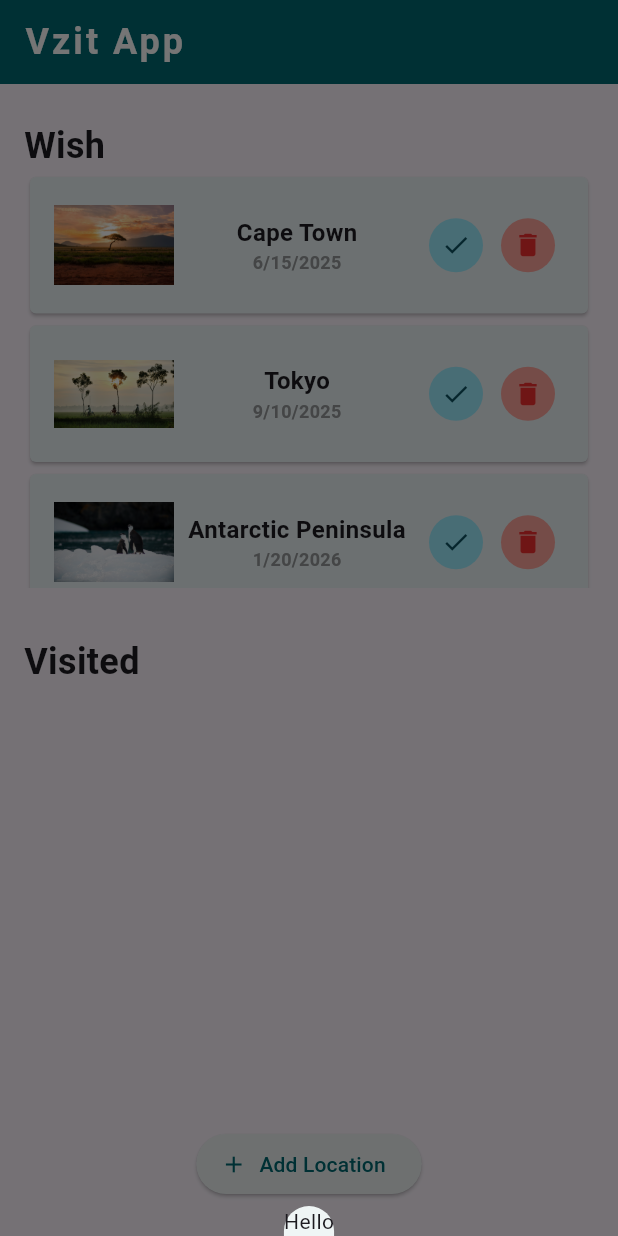
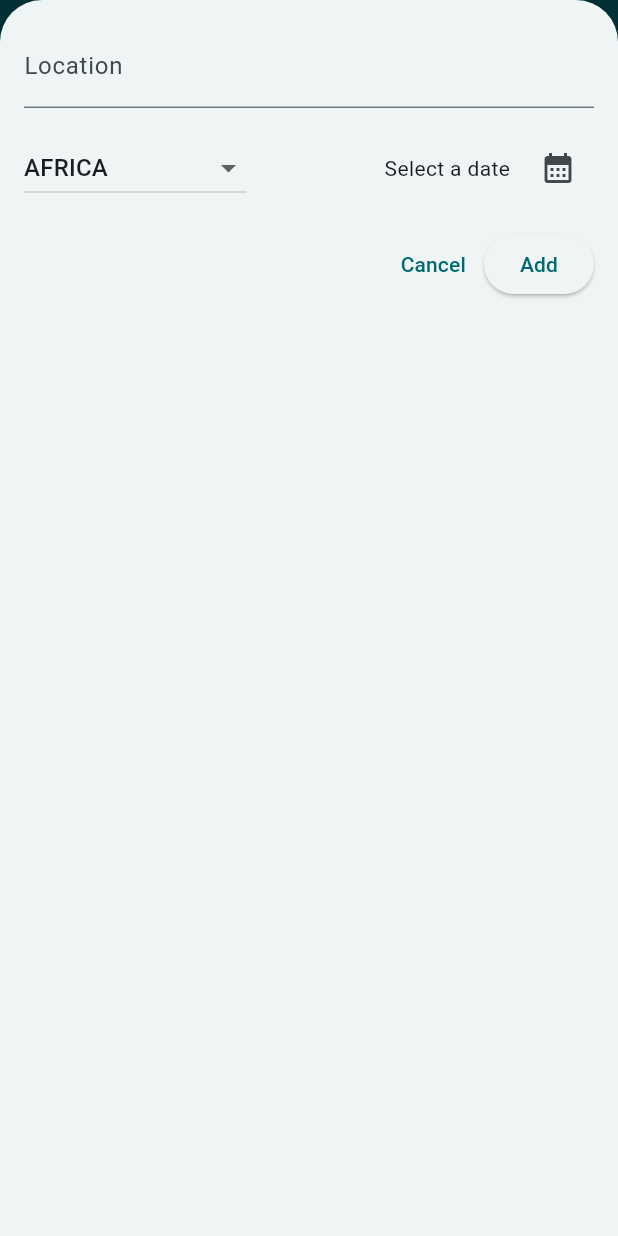
Before and after one commit to faruqonaayo/vzit_app, a Flutter app: the screen it shows after launch, after a tap on "Add Location", on a phone screen of 412 x 824 dp. Run offline on Flutter 3.47's test engine with Material 3 defaults, Android fonts, the phone set to English and light mode, and no system bars.

Commit message:
Add NewLocation widget for adding new locations with date and continent selection

```diff
--- a/lib/vzit_app.dart
+++ b/lib/vzit_app.dart
@@ -1,5 +1,6 @@
 import 'package:flutter/material.dart';
 import 'package:vzit_app/models/location.dart';
+import 'package:vzit_app/widgets/new_location.dart';
 import 'package:vzit_app/widgets/visited.dart';
 import 'package:vzit_app/widgets/wish.dart';
 
@@ -12,43 +13,7 @@ class VzitApp extends StatefulWidget {
 }
 
 class _VzitAppState extends State<VzitApp> {
-  final List<Location> sampleLocations = [
-    Location(
-      name: "Cape Town",
-      dateToVisit: DateTime(2025, 6, 15),
-      continent: Continent.africa,
-    ),
-    Location(
-      name: "Tokyo",
-      dateToVisit: DateTime(2025, 9, 10),
-      continent: Continent.asia,
-    ),
-    Location(
-      name: "Antarctic Peninsula",
-      dateToVisit: DateTime(2026, 1, 20),
-      continent: Continent.antarctica,
-    ),
-    Location(
-      name: "Sydney",
-      dateToVisit: DateTime(2025, 12, 5),
-      continent: Continent.australia,
-    ),
-    Location(
-      name: "Paris",
-      dateToVisit: DateTime(2025, 7, 22),
-      continent: Continent.europe,
-    ),
-    Location(
-      name: "Vancouver",
-      dateToVisit: DateTime(2025, 8, 14),
-      continent: Continent.northAmerica,
-    ),
-    Location(
-      name: "Rio de Janeiro",
-      dateToVisit: DateTime(2025, 11, 3),
-      continent: Continent.southAmerica,
-    ),
-  ];
+  final List<Location> sampleLocations = [];
 
   void handleVisited(Location location) {
     setState(() {
@@ -69,7 +34,6 @@ class _VzitAppState extends State<VzitApp> {
     setState(() {
       sampleLocations.remove(location);
     });
-
     ScaffoldMessenger.of(context).clearSnackBars();
     ScaffoldMessenger.of(context).showSnackBar(
       SnackBar(
@@ -86,11 +50,19 @@ class _VzitAppState extends State<VzitApp> {
     );
   }
 
+  void addNewLocation(Location location) {
+    setState(() {
+      sampleLocations.add(location);
+    });
+  }
+
   void _handleShowModalBottomSheet() {
     showModalBottomSheet(
+      useSafeArea: true,
+      isScrollControlled: true,
       context: context,
       builder: (ctx) {
-        return Text("Hello");
+        return NewLocation(onAddNewLocation: addNewLocation);
       },
     );
   }
--- /dev/null
+++ b/lib/widgets/new_location.dart
@@ -0,0 +1,138 @@
+import 'package:flutter/material.dart';
+import 'package:vzit_app/models/location.dart';
+import 'package:vzit_app/widgets/location_card.dart';
+
+class NewLocation extends StatefulWidget {
+  const NewLocation({super.key, required this.onAddNewLocation});
+
+  final void Function(Location location) onAddNewLocation;
+  @override
+  State<NewLocation> createState() {
+    return _NewLocationState();
+  }
+}
+
+class _NewLocationState extends State<NewLocation> {
+  final TextEditingController _locationNameController = TextEditingController();
+  Continent _selectedContinent = Continent.africa;
+  DateTime? _selectedDate;
+
+  void _handleDatePick() async {
+    DateTime today = DateTime.now();
+
+    var dateResponse = await showDatePicker(
+      context: context,
+      firstDate: today,
+      lastDate: DateTime(2100),
+    );
+
+    setState(() {
+      _selectedDate = dateResponse!;
+    });
+  }
+
+  void submitForm() {
+    final locationName = _locationNameController.text.trim();
+
+    if (locationName.isEmpty || _selectedDate == null) {
+      showDialog(
+        context: context,
+        builder: (ctx) {
+          return AlertDialog(
+            content: Text("Please provide a location name and select a date."),
+            actions: [
+              TextButton(
+                onPressed: () {
+                  Navigator.of(ctx).pop();
+                },
+                child: Text("Okay"),
+              ),
+            ],
+          );
+        },
+      );
+      return;
+    }
+
+    final newLocation = Location(
+      name: locationName,
+      continent: _selectedContinent,
+      dateToVisit: _selectedDate!,
+    );
+
+    widget.onAddNewLocation(newLocation);
+
+    Navigator.of(context).pop();
+  }
+
+  @override
+  void dispose() {
+    _locationNameController.dispose();
+    super.dispose();
+  }
+
+  @override
+  Widget build(BuildContext context) {
+    return Padding(
+      padding: const EdgeInsets.all(16.0),
+      child: Column(
+        children: [
+          TextField(
+            controller: _locationNameController,
+            decoration: InputDecoration(label: Text("Location")),
+          ),
+          const SizedBox(height: 16),
+          Row(
+            children: [
+              DropdownButton(
+                value: _selectedContinent,
+                items:
+                    Continent.values
+                        .map(
+                          (continent) => DropdownMenuItem(
+                            value: continent,
+                            child: Text(continent.name.toUpperCase()),
+                          ),
+                        )
+                        .toList(),
+                onChanged: (value) {
+                  setState(() {
+                    _selectedContinent = value!;
+                  });
+                },
+              ),
+              const Spacer(),
+              Row(
+                children: [
+                  Text(
+                    _selectedDate == null
+                        ? "Select a date"
+                        : formatter.format(_selectedDate!),
+                  ),
+                  const SizedBox(width: 8),
+                  IconButton(
+                    onPressed: _handleDatePick,
+                    icon: Icon(Icons.calendar_month),
+                  ),
+                ],
+              ),
+            ],
+          ),
+          const SizedBox(height: 16),
+          Row(
+            children: [
+              const Spacer(),
+              TextButton(
+                onPressed: () {
+                  Navigator.of(context).pop();
+                },
+                child: Text("Cancel"),
+              ),
+              ElevatedButton(onPressed: submitForm, child: Text("Add")),
+            ],
+          ),
+        ],
+      ),
+    );
+  }
+}
```
